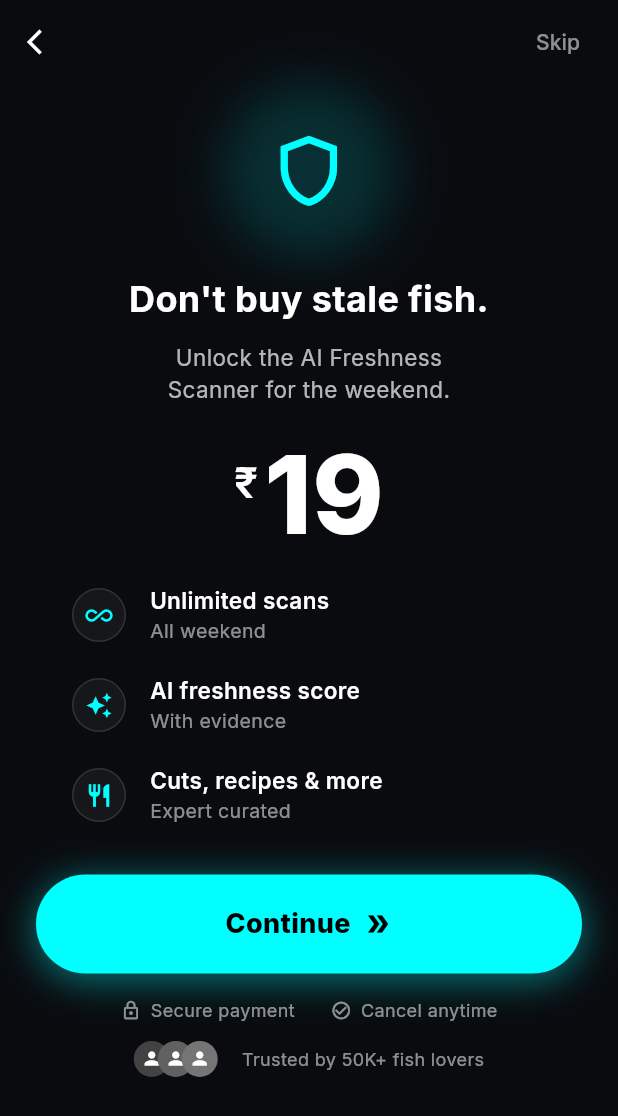
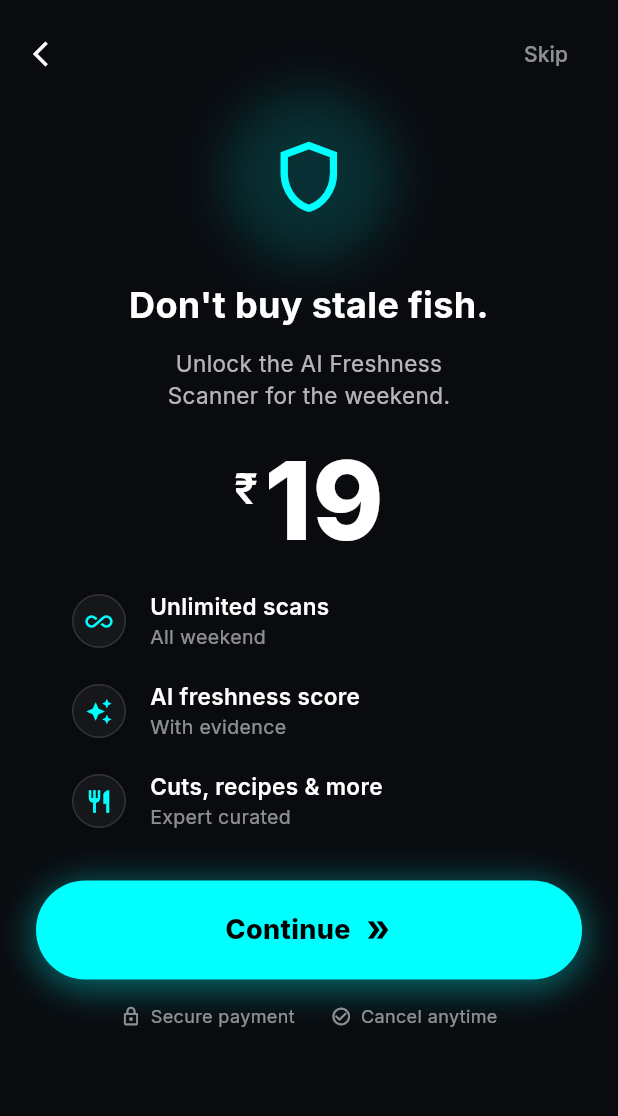
Before and after one commit to anuragc2001/illish, a Flutter app: the PaymentScreen screen opened directly with empty values, on a phone screen of 412 x 824 dp. Shown: the top 1116 px of the screen. Run offline on Flutter 3.47's test engine with Material 3 defaults, Android fonts, the phone set to English and light mode, and no system bars; our stand-ins replace camera, connectivity_plus, flutter_dotenv, geocoding, geolocator, google_fonts and 6 more; missing offline and left inert: gal, workmanager; accounts and stored records are empty; generated files the repository leaves out were written again; statements that could not run were skipped.

Commit message:
refactor: simplify payment sheet UI by removing AppBar and unused avatar widgets

```diff
--- a/lib/screens/payment_sheet.dart
+++ b/lib/screens/payment_sheet.dart
@@ -101,16 +101,28 @@ class _PaymentScreenState extends State<PaymentScreen> with TickerProviderStateM
   Widget build(BuildContext context) {
     return Scaffold(
         backgroundColor: const Color(0xFF090B0F),
-        appBar: AppBar(
-          backgroundColor: Colors.transparent,
-          elevation: 0,
-          leading: IconButton(
+        body: FadeTransition(
+          opacity: _fadeAnimation,
+          child: SlideTransition(
+            position: _slideAnimation,
+            child: SingleChildScrollView(
+              physics: const BouncingScrollPhysics(),
+              child: SafeArea(
+                child: Column(
+                  crossAxisAlignment: CrossAxisAlignment.center,
+                  children: [
+                    // Custom Header replacing AppBar
+                    Padding(
+                      padding: const EdgeInsets.only(left: 8, right: 16, top: 12),
+                      child: Row(
+                        mainAxisAlignment: MainAxisAlignment.spaceBetween,
+                        children: [
+                          IconButton(
                             icon: const Icon(Icons.arrow_back_ios, color: Colors.white, size: 20),
                             onPressed: () {
                               AdMobService.handleResultsBackButton(onProceed: () => Navigator.pop(context));
                             },
                           ),
-          actions: [
                           TextButton(
                             onPressed: () {
                               AdMobService.showInterstitialAd(onAdDismissed: () {
@@ -143,22 +155,17 @@ class _PaymentScreenState extends State<PaymentScreen> with TickerProviderStateM
                               ),
                             ),
                           ),
-            const SizedBox(width: 8),
                         ],
                       ),
-        body: FadeTransition(
-          opacity: _fadeAnimation,
-          child: SlideTransition(
-            position: _slideAnimation,
-            child: SingleChildScrollView(
-              physics: const BouncingScrollPhysics(),
-              child: Padding(
+                    ),
+                    const SizedBox(height: 10),
+
+                    // Main Content Body with its original 24px padding
+                    Padding(
                       padding: const EdgeInsets.symmetric(horizontal: 24),
                       child: Column(
                         crossAxisAlignment: CrossAxisAlignment.center,
                         children: [
-                  const SizedBox(height: 10),
-
                           // Shield Icon with glow
                           ScaleTransition(
                             scale: _pulseAnimation,
@@ -302,18 +309,11 @@ class _PaymentScreenState extends State<PaymentScreen> with TickerProviderStateM
                                       color: Colors.white54, fontSize: 12)),
                             ],
                           ),
-                  const SizedBox(height: 12),
-                  Row(
-                    mainAxisAlignment: MainAxisAlignment.center,
-                    children: [
-                      _buildAvatarPile(),
-                      const SizedBox(width: 12),
-                      Text("Trusted by 50K+ fish lovers",
-                          style: GoogleFonts.inter(
-                              color: Colors.white54, fontSize: 12)),
+
+                          const SizedBox(height: 60),
                         ],
                       ),
-                  const SizedBox(height: 60),
+                    ),
                   ],
                 ),
               ),
@@ -359,35 +359,5 @@ class _PaymentScreenState extends State<PaymentScreen> with TickerProviderStateM
     );
   }
 
-  Widget _buildAvatarPile() {
-    return SizedBox(
-      width: 60,
-      height: 24,
-      child: Stack(
-        children: [
-          Positioned(
-            left: 0,
-            child: CircleAvatar(
-                radius: 12,
-                backgroundColor: Colors.grey[800],
-                child: const Icon(Icons.person, size: 14, color: Colors.white)),
-          ),
-          Positioned(
-            left: 16,
-            child: CircleAvatar(
-                radius: 12,
-                backgroundColor: Colors.grey[700],
-                child: const Icon(Icons.person, size: 14, color: Colors.white)),
-          ),
-          Positioned(
-            left: 32,
-            child: CircleAvatar(
-                radius: 12,
-                backgroundColor: Colors.grey[600],
-                child: const Icon(Icons.person, size: 14, color: Colors.white)),
-          ),
-        ],
-      ),
-    );
+
 }
-}
```
Also changed, not shown: lib/screens/payment_sheet_copy.dart (+2 -42 lines). Lines whose indentation alone changed are shown as unchanged.
